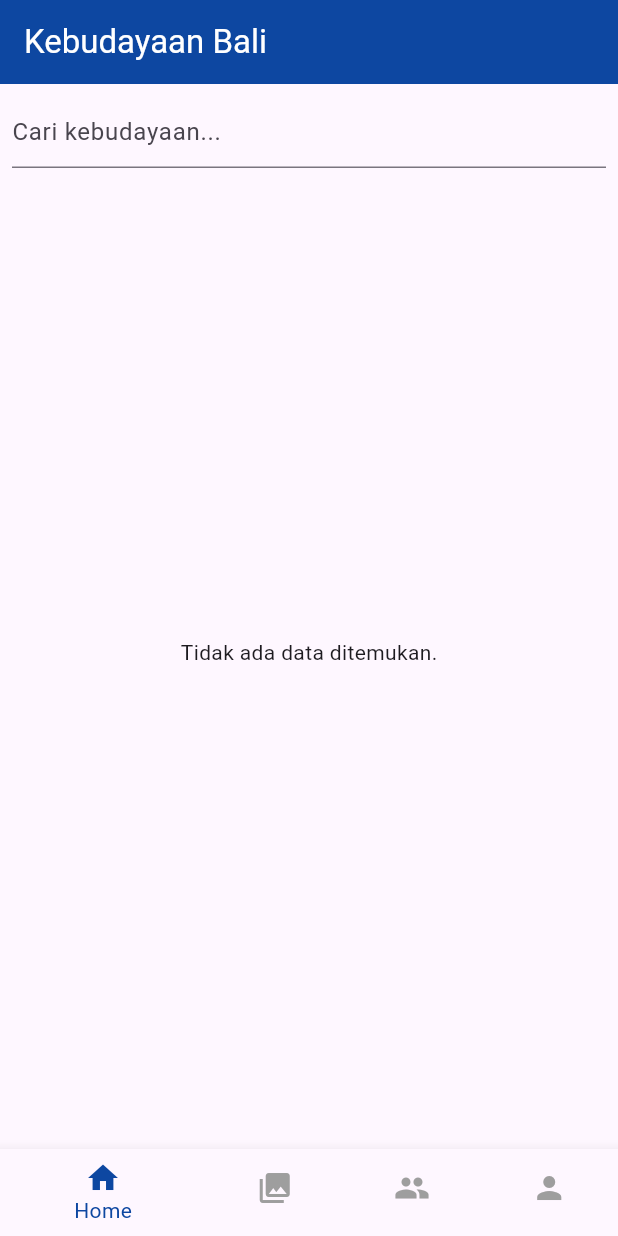
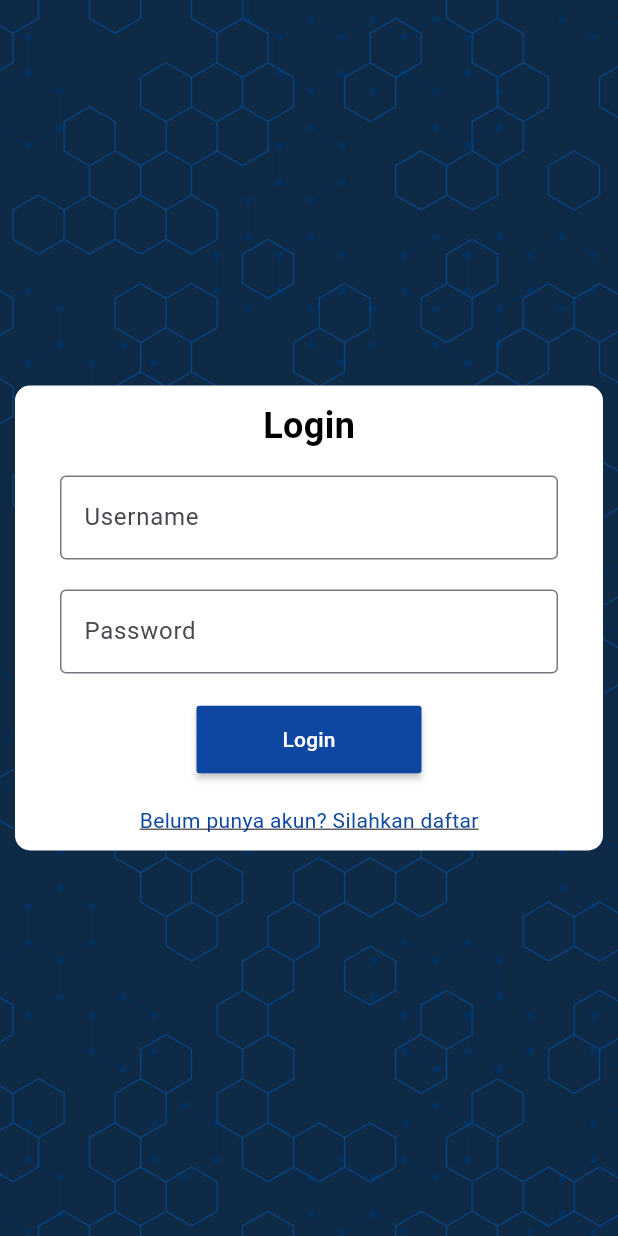
Before and after one commit to RendhikaAditya/KebudayaanBali, a Flutter app: the screen it shows after launch, on a phone screen of 412 x 824 dp. Run offline on Flutter 3.47's test engine with Material 3 defaults, Android fonts, the light colour scheme and no system bars; our stand-ins replace flutter_dotenv, image_picker, logger, photo_view, shared_preferences.

Commit message:
done login register

```diff
--- a/lib/main.dart
+++ b/lib/main.dart
@@ -1,5 +1,6 @@
 import 'package:flutter/material.dart';
 import 'package:kebudayaan_bali/view/bottomNavBar.dart';
+import 'package:kebudayaan_bali/view/login.dart';
 
 void main() {
   runApp(const MyApp());
@@ -17,7 +18,7 @@ class MyApp extends StatelessWidget {
         colorScheme: ColorScheme.fromSeed(seedColor: Colors.deepPurple),
         useMaterial3: true,
       ),
-      home: BottomNavigation("home"),
+      home: LoginPage(),
       debugShowCheckedModeBanner: false, // Ini untuk menonaktifkan tanda bug
 
     );
--- /dev/null
+++ b/lib/model/model_user.dart
@@ -0,0 +1,73 @@
+// To parse this JSON data, do
+//
+//     final modelUser = modelUserFromJson(jsonString);
+
+import 'dart:convert';
+
+ModelUser modelUserFromJson(String str) => ModelUser.fromJson(json.decode(str));
+
+String modelUserToJson(ModelUser data) => json.encode(data.toJson());
+
+class ModelUser {
+  bool? sukses;
+  int? status;
+  String? pesan;
+  Data? data;
+
+  ModelUser({
+    this.sukses,
+    this.status,
+    this.pesan,
+    this.data,
+  });
+
+  factory ModelUser.fromJson(Map<String, dynamic> json) => ModelUser(
+    sukses: json["sukses"],
+    status: json["status"],
+    pesan: json["pesan"],
+    data: json["data"] == null ? null : Data.fromJson(json["data"]),
+  );
+
+  Map<String, dynamic> toJson() => {
+    "sukses": sukses,
+    "status": status,
+    "pesan": pesan,
+    "data": data?.toJson(),
+  };
+}
+
+class Data {
+  String? idUser;
+  String? namaUser;
+  String? alamatUser;
+  String? nohpUser;
+  String? username;
+  String? password;
+
+  Data({
+    this.idUser,
+    this.namaUser,
+    this.alamatUser,
+    this.nohpUser,
+    this.username,
+    this.password,
+  });
+
+  factory Data.fromJson(Map<String, dynamic> json) => Data(
+    idUser: json["id_user"],
+    namaUser: json["nama_user"],
+    alamatUser: json["alamat_user"],
+    nohpUser: json["nohp_user"],
+    username: json["username"],
+    password: json["password"],
+  );
+
+  Map<String, dynamic> toJson() => {
+    "id_user": idUser,
+    "nama_user": namaUser,
+    "alamat_user": alamatUser,
+    "nohp_user": nohpUser,
+    "username": username,
+    "password": password,
+  };
+}
--- a/lib/utils/api_url.dart
+++ b/lib/utils/api_url.dart
@@ -7,5 +7,5 @@ class ApiUrl {
 
   ApiUrl._internal();
 
-  String baseUrl = "http://192.30.35.134/apiBudaya/";
+  String baseUrl = "http://192.168.10.107/apiBudaya/";
 }
--- /dev/null
+++ b/lib/view/login.dart
@@ -0,0 +1,184 @@
+
+import 'dart:math';
+
+import 'package:flutter/cupertino.dart';
+import 'package:flutter/material.dart';
+import 'package:kebudayaan_bali/model/model_user.dart';
+import 'package:kebudayaan_bali/utils/api_url.dart';
+import 'package:kebudayaan_bali/utils/sesion_manager.dart';
+import 'package:http/http.dart' as http;
+import 'package:kebudayaan_bali/view/bottomNavBar.dart';
+import 'package:kebudayaan_bali/view/register.dart';
+import 'package:logger/logger.dart';
+import 'package:flutter_dotenv/flutter_dotenv.dart';
+
+class LoginPage extends StatefulWidget {
+  const LoginPage({Key? key}) : super(key: key);
+
+  @override
+  State<LoginPage> createState() => _LoginPageState();
+}
+
+class _LoginPageState extends State<LoginPage> {
+  TextEditingController _txtUsername = TextEditingController();
+  TextEditingController _txtPassword = TextEditingController();
+  bool isLoading = false;
+  final _formKey = GlobalKey<FormState>();
+  var logger = Logger();
+
+  Future<ModelUser?> _login() async {
+    if (_formKey.currentState!.validate()) {
+      try {
+        isLoading = true;
+        http.Response res = await http.post(Uri.parse('${ApiUrl().baseUrl}auth.php'),
+            body: {
+              "login": "1",
+              "username": _txtUsername.text,
+              "password": _txtPassword.text,
+            });
+
+        ModelUser data = modelUserFromJson(res.body);
+        logger.d("data :: ${data.pesan}");
+
+        if (data!.sukses!) {
+          setState(() {
+            isLoading = false;
+
+            sessionManager.saveSession(
+              data!.sukses!,
+              data!.data!.idUser!,
+              data!.data!.username!,
+              data!.data!.namaUser!,
+              data!.data!.alamatUser!,
+              data!.data!.nohpUser!,
+            );
+            sessionManager.getSession();
+            sessionManager.getSession().then((value) {
+              logger.d("nama :: ${sessionManager.userName}");
+            });
+            ScaffoldMessenger.of(context).showSnackBar(SnackBar(content: Text('${data.pesan}')));
+            Navigator.pushAndRemoveUntil(
+              context,
+              MaterialPageRoute(builder: (context) => BottomNavigation("home")),
+                  (route) => false,
+            );
+          });
+        } else {
+          logger.d("Clasik");
+          setState(() {
+            isLoading = false;
+          });
+          ScaffoldMessenger.of(context).showSnackBar(SnackBar(content: Text('${data.pesan}')));
+        }
+      } catch (e) {
+        logger.d("Error $e");
+        setState(() {
+          isLoading = false;
+        });
+        ScaffoldMessenger.of(context).showSnackBar(SnackBar(content: Text('error: ${e.toString()}')));
+      }
+    }
+  }
+
+  @override
+  Widget build(BuildContext context) {
+    return Scaffold(
+        body: Container(
+          decoration: BoxDecoration(
+            image: DecorationImage(
+              image: AssetImage('image/backround.png'),
+              fit: BoxFit.cover, // Sesuaikan dengan kebutuhan Anda
+            ),
+          ),
+          child: Center(
+            child: Container(
+              width: double.infinity,
+              margin: EdgeInsets.symmetric(horizontal: 10,vertical: 10),
+              padding: EdgeInsets.symmetric(horizontal: 10,vertical: 10),
+              decoration: BoxDecoration(
+                shape: BoxShape.rectangle,
+                color: Colors.white,
+                borderRadius: BorderRadius.all(Radius.circular(10))
+              ),
+              child: Form(
+                key: _formKey,
+                child: Column(
+                  mainAxisSize: MainAxisSize.min,
+                  children: [
+                    Text("Login",style: TextStyle( color: Colors.black, fontSize: 24, fontWeight: FontWeight.bold)),
+                    SizedBox(height: 16,),
+                    Padding(
+                      padding: EdgeInsets.symmetric(horizontal: 20),
+                      child: TextFormField(
+                        controller: _txtUsername,
+                        validator: (value) {
+                          if (value == null || value.isEmpty) {
+                            return 'Username tidak boleh kosong';
+                          }
+                          return null;
+                        },
+                        decoration: InputDecoration(
+                          labelText: 'Username',
+                          border: OutlineInputBorder(),
+                        ),
+                      ),
+                    ),
+                    SizedBox(height: 20),
+                    Padding(
+                      padding: EdgeInsets.symmetric(horizontal: 20),
+                      child: TextFormField(
+                        obscureText: true,
+                        controller: _txtPassword,
+                        validator: (value) {
+                          if (value == null || value.isEmpty) {
+                            return 'Password tidak boleh kosong';
+                          }
+                          return null;
+                        },
+                        decoration: InputDecoration(
+                          labelText: 'Password',
+                          border: OutlineInputBorder(),
+                        ),
+                      ),
+                    ),
+                    SizedBox(height: 20),
+                    Center(
+                      child: isLoading
+                          ? const Center(
+                        child: CircularProgressIndicator(),
+                      )
+                          : MaterialButton(
+                        minWidth: 150,
+                        height: 45,
+                        onPressed: () {
+                          _login();
+                        },
+                        color: Colors.blue[900],
+                        child: Text('Login', style: TextStyle(color: Colors.white)),
+                      ),
+                    ),
+                    SizedBox(height: 20),
+                    GestureDetector(
+                      onTap: () {
+                        Navigator.pushReplacement(
+                          context,
+                          MaterialPageRoute(builder: (context) => RegisterPage()),
+                        );
+                      },
+                      child: Text(
+                        'Belum punya akun? Silahkan daftar',
+                        style: TextStyle(
+                          color: Colors.blue[900],
+                          decoration: TextDecoration.underline,
+                        ),
+                      ),
+                    ),
+                  ],
+                ),
+              )
+            ),
+          ),
+        ),
+      );
+  }
+}
--- a/pubspec.yaml
+++ b/pubspec.yaml
@@ -94,3 +94,5 @@ flutter:
   #
   # For details regarding fonts from package dependencies,
   # see https://flutter.dev/custom-fonts/#from-packages
+  assets:
+    - image/
```
Also changed, not shown: lib/view/detail_kebudayaan.dart (added, +52 -0 lines), lib/view/home.dart (+8 -1 lines), lib/view/profil.dart (+6 -5 lines), lib/view/register.dart (added, +228 -0 lines), image/backround.png (added), lib/generated/assets.dart (added), pubspec.lock.
